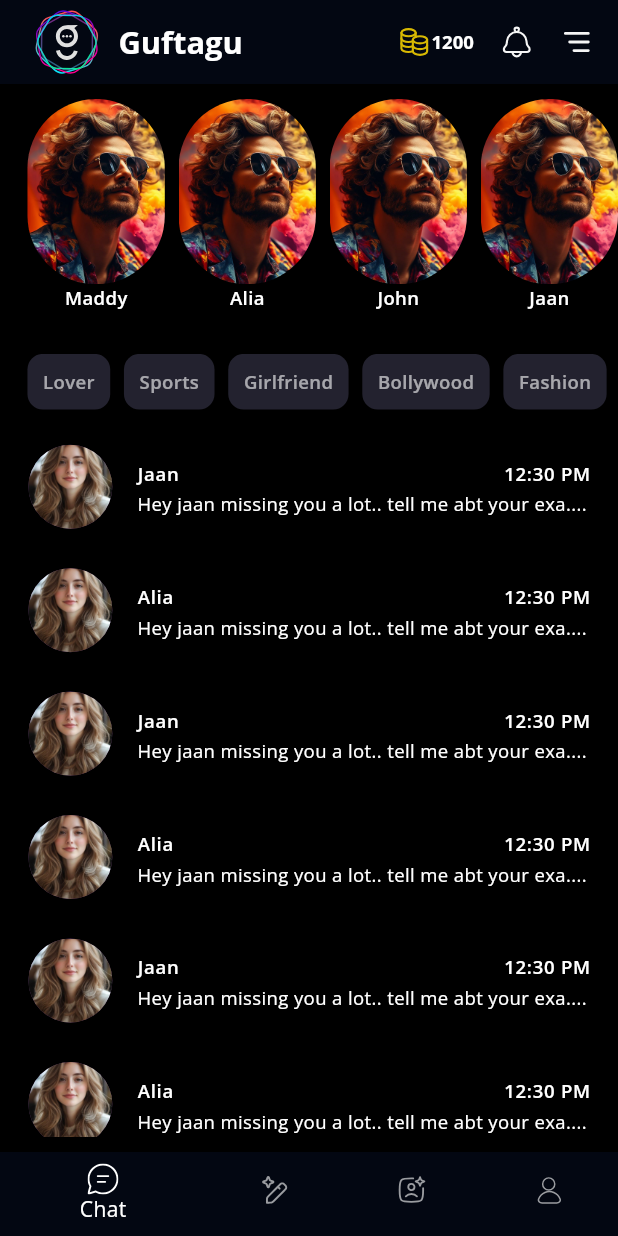
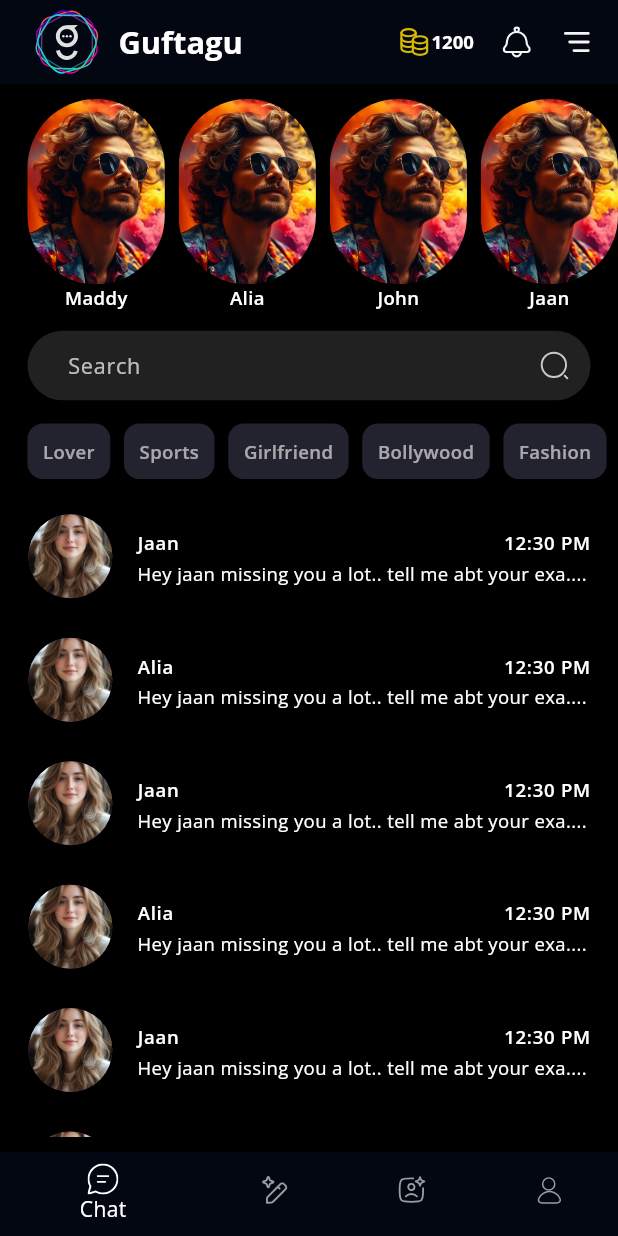
Before and after one commit to harshkapoor99/android, a Flutter app: the screen it shows after launch, after a tap on an icon or button, on a phone screen of 412 x 824 dp. Run offline on Flutter 3.47's test engine with Material 3 defaults, Android fonts, the phone set to English and light mode, and no system bars; our stand-ins replace cached_network_image, flutter_screenutil, flutter_svg, lottie, page_transition, pinput; network calls fail; project files that could hold a hidden picture were left out.

Commit message:
feat: search in chat list

```diff
--- a/lib/gen/assets.gen.dart
+++ b/lib/gen/assets.gen.dart
@@ -124,6 +124,9 @@ class $AssetsSvgsGen {
   /// File path: assets/svgs/ic_profile.svg
   String get icProfile => 'assets/svgs/ic_profile.svg';
 
+  /// File path: assets/svgs/ic_search.svg
+  String get icSearch => 'assets/svgs/ic_search.svg';
+
   /// File path: assets/svgs/ic_speaker.svg
   String get icSpeaker => 'assets/svgs/ic_speaker.svg';
 
@@ -154,6 +157,7 @@ class $AssetsSvgsGen {
     icMyAi,
     icNotification,
     icProfile,
+    icSearch,
     icSpeaker,
     icSpeakerGrad,
     logo,
--- a/lib/screens/tabs/chat.dart
+++ b/lib/screens/tabs/chat.dart
@@ -1,5 +1,6 @@
 import 'package:flutter/material.dart';
 import 'package:flutter_screenutil/flutter_screenutil.dart';
+import 'package:flutter_svg/flutter_svg.dart';
 import 'package:guftagu_mobile/gen/assets.gen.dart';
 import 'package:guftagu_mobile/routes.dart';
 import 'package:guftagu_mobile/screens/tabs/home.dart';
@@ -152,10 +153,12 @@ class _ChatTabState extends State<ChatTab> {
     if (showHome) {
       return HomeTab(startChat: startChat);
     } else {
-      return Column(
+      return GestureDetector(
+        onTap: () => FocusManager.instance.primaryFocus?.unfocus(),
+        child: Column(
           children: [
             SizedBox(height: 10),
-          Container(
+            SizedBox(
               height: 140.h,
               child: ListView.builder(
                 padding: EdgeInsets.symmetric(horizontal: 16.w),
@@ -191,22 +194,43 @@ class _ChatTabState extends State<ChatTab> {
                 },
               ),
             ),
-          // Padding(
-          //   padding: EdgeInsets.symmetric(horizontal: 10),
-          //   child: TextField(
-          //     decoration: InputDecoration(
-          //       hintText: "Search",
-          //       // prefixIcon: Icon(Icons.search),
-          //       filled: true,
-          //       fillColor: Colors.grey[900],
-          //       border: OutlineInputBorder(
-          //         borderRadius: BorderRadius.circular(20.r),
-          //         borderSide: BorderSide.none,
-          //       ),
-          //     ),
-          //   ),
-          // ),
-          25.ph,
+            10.ph,
+
+            Padding(
+              padding: EdgeInsets.symmetric(horizontal: 16.w),
+              child: SizedBox(
+                height: 45.h,
+                child: TextField(
+                  decoration: InputDecoration(
+                    contentPadding: EdgeInsets.symmetric(horizontal: 20.w),
+                    hintText: "Search",
+                    hintStyle: context.appTextStyle.textSmall.copyWith(
+                      color: context.colorExt.textPrimary.withValues(
+                        alpha: 0.7,
+                      ),
+                    ),
+                    suffixIcon: Padding(
+                      padding: EdgeInsets.symmetric(
+                        horizontal: 12.w,
+                        vertical: 10.w,
+                      ),
+                      child: SvgPicture.asset(
+                        Assets.svgs.icSearch,
+                        height: 10.w,
+                        width: 10.w,
+                      ),
+                    ),
+                    filled: true,
+                    fillColor: Colors.grey[900],
+                    enabledBorder: OutlineInputBorder(
+                      borderRadius: BorderRadius.circular(60.r),
+                      borderSide: BorderSide.none,
+                    ),
+                  ),
+                ),
+              ),
+            ),
+            15.ph,
             buildCategoryTabs(),
             Expanded(
               child: Padding(
@@ -219,7 +243,12 @@ class _ChatTabState extends State<ChatTab> {
                         vertical: 5.h,
                         horizontal: 16.w,
                       ),
-                    onTap: () => context.nav.pushNamed(Routes.chat),
+                      onTap: () {
+                        FocusManager.instance.primaryFocus?.unfocus();
+                        Future.delayed(Durations.medium1).then((value) {
+                          context.nav.pushNamed(Routes.chat);
+                        });
+                      },
                       leading: SizedBox(
                         width: 50.w,
                         height: 50.w,
@@ -256,6 +285,7 @@ class _ChatTabState extends State<ChatTab> {
               ),
             ),
           ],
+        ),
       );
     }
   }
```
Also changed, not shown: assets/svgs/ic_search.svg (added). Lines whose indentation alone changed are shown as unchanged.
